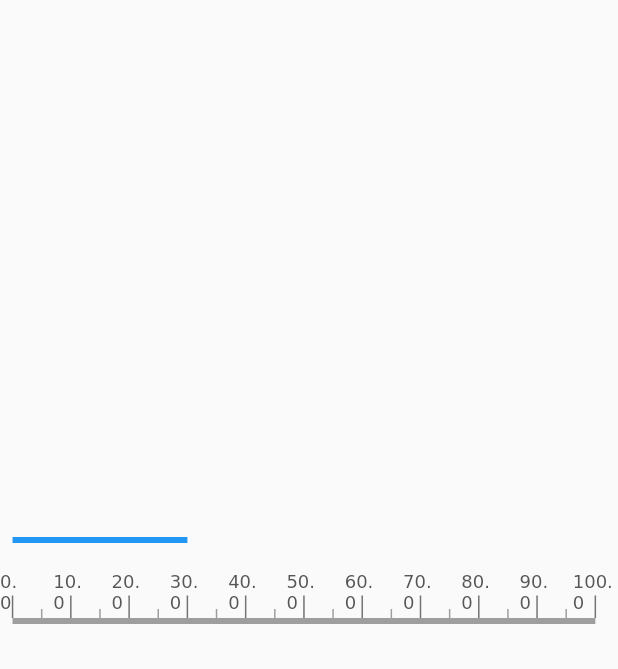
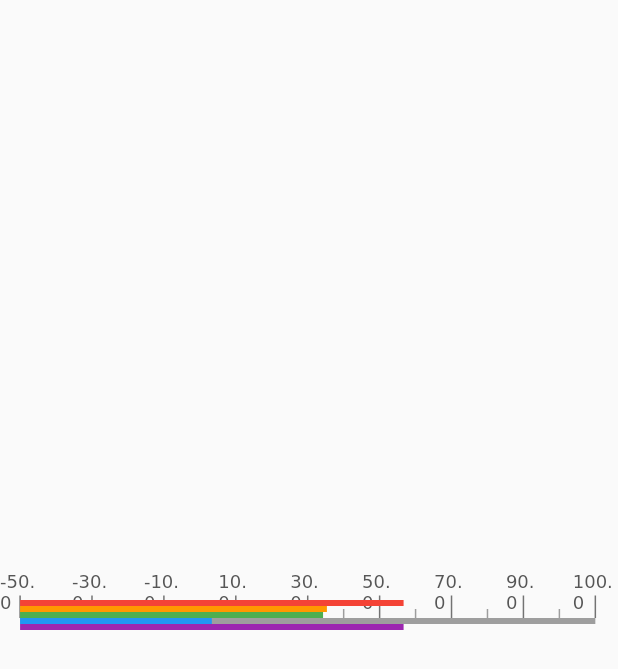
Before and after one commit to GeekyAnts/GaugesFlutter, a Flutter app: the screen it shows after launch, on a phone screen of 412 x 824 dp. Shown: the top 669 px of the screen. Run offline on Flutter 3.47's test engine with Material 2 defaults, Android fonts, the phone set to English and light mode, and no system bars.

```diff
--- a/example/lib/main.dart
+++ b/example/lib/main.dart
@@ -1,5 +1,7 @@
 import 'package:example/gauge_vertical.dart';
+import 'package:example/pointer_alignment_example.dart';
 import 'package:example/tickness_extend_example.dart';
+import 'package:example/valuebar_position.dart';
 import 'package:flutter/material.dart';
 
 void main() {
@@ -22,7 +24,7 @@ class _MyGaugeExampleState extends State<MyGaugeExample> {
   @override
   Widget build(BuildContext context) {
     return Scaffold(
-      body: const MyVerticalGauge(),
+      body: const MyValueBarPosition(),
     );
   }
 }
--- a/example/lib/valuebar_position.dart
+++ b/example/lib/valuebar_position.dart
@@ -15,9 +15,11 @@ class _MyValueBarPositionState extends State<MyValueBarPosition> {
     return Scaffold(
       body: Center(
         child: LinearGauge(
+          start: -50,
+          end: 100,
           valueBar: [
             ValueBar(
-              value: 90,
+              value: -50,
               position: ValueBarPosition.center,
               color: Colors.indigo,
             ),
@@ -45,7 +47,7 @@ class _MyValueBarPositionState extends State<MyValueBarPosition> {
               color: Colors.green,
             ),
           ],
-          rulers: RulerStyle(rulerPosition: RulerPosition.left),
+          rulers: RulerStyle(rulerPosition: RulerPosition.top),
         ),
       ),
     );
```
Also changed, not shown: 1 other file.
